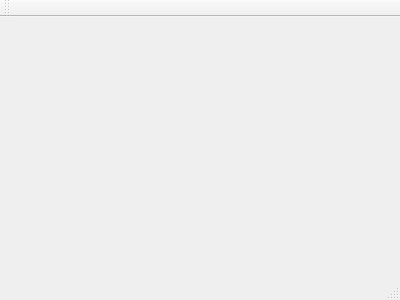
This is mainwindow.ui in Moopsy1/DD as Qt 5 draws it before an edit. The edited form follows.
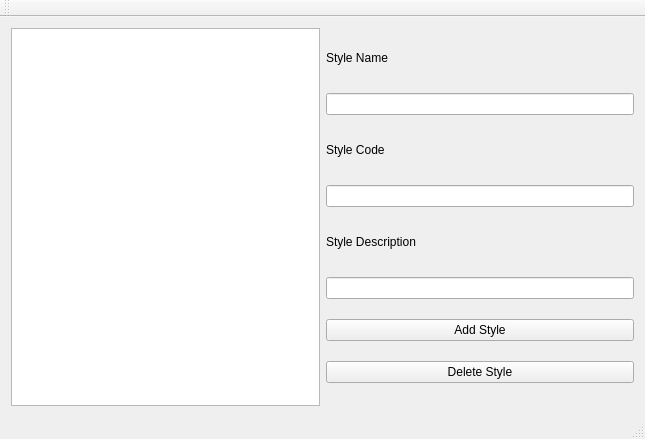
This is the edited form.

The edit to the form file:
```diff
--- a/mainwindow.ui
+++ b/mainwindow.ui
@@ -1,24 +1,140 @@
 <ui version="4.0">
  <class>MainWindow</class>
- <widget class="QMainWindow" name="MainWindow" >
-  <property name="geometry" >
+ <widget class="QMainWindow" name="MainWindow">
+  <property name="geometry">
    <rect>
     <x>0</x>
     <y>0</y>
-    <width>400</width>
-    <height>300</height>
+    <width>645</width>
+    <height>439</height>
    </rect>
   </property>
   <property name="windowTitle" >
    <string>MainWindow</string>
   </property>
-  <widget class="QMenuBar" name="menuBar" />
-  <widget class="QToolBar" name="mainToolBar" />
-  <widget class="QWidget" name="centralWidget" />
-  <widget class="QStatusBar" name="statusBar" />
+  <widget class="QWidget" name="centralWidget">
+   <layout class="QGridLayout" name="gridLayout">
+    <item row="0" column="0">
+     <widget class="QTableView" name="tableView"/>
+    </item>
+    <item row="0" column="1">
+     <layout class="QVBoxLayout" name="verticalLayout">
+      <property name="spacing">
+       <number>5</number>
+      </property>
+      <property name="sizeConstraint">
+       <enum>QLayout::SetDefaultConstraint</enum>
+      </property>
+      <item>
+       <widget class="QLabel" name="label_3">
+        <property name="maximumSize">
+         <size>
+          <width>16777215</width>
+          <height>30</height>
+         </size>
+        </property>
+        <property name="text">
+         <string>Style Name</string>
+        </property>
+       </widget>
+      </item>
+      <item>
+       <widget class="QLineEdit" name="Style_Name"/>
+      </item>
+      <item>
+       <widget class="QLabel" name="label_2">
+        <property name="sizePolicy">
+         <sizepolicy hsizetype="Preferred" vsizetype="MinimumExpanding">
+          <horstretch>0</horstretch>
+          <verstretch>0</verstretch>
+         </sizepolicy>
+        </property>
+        <property name="minimumSize">
+         <size>
+          <width>0</width>
+          <height>0</height>
+         </size>
+        </property>
+        <property name="maximumSize">
+         <size>
+          <width>16777215</width>
+          <height>30</height>
+         </size>
+        </property>
+        <property name="text">
+         <string>Style Code</string>
+        </property>
+       </widget>
+      </item>
+      <item>
+       <widget class="QLineEdit" name="Style_Code"/>
+      </item>
+      <item>
+       <widget class="QLabel" name="label">
+        <property name="sizePolicy">
+         <sizepolicy hsizetype="Preferred" vsizetype="MinimumExpanding">
+          <horstretch>0</horstretch>
+          <verstretch>0</verstretch>
+         </sizepolicy>
+        </property>
+        <property name="maximumSize">
+         <size>
+          <width>16777215</width>
+          <height>30</height>
+         </size>
+        </property>
+        <property name="font">
+         <font>
+          <kerning>true</kerning>
+         </font>
+        </property>
+        <property name="text">
+         <string>Style Description</string>
+        </property>
+       </widget>
+      </item>
+      <item>
+       <widget class="QLineEdit" name="Style_Desc"/>
+      </item>
+      <item>
+       <widget class="QPushButton" name="Add_Style">
+        <property name="text">
+         <string>Add Style</string>
+        </property>
+       </widget>
+      </item>
+      <item>
+       <widget class="QPushButton" name="Del_Style">
+        <property name="text">
+         <string>Delete Style</string>
+        </property>
+       </widget>
+      </item>
+     </layout>
+    </item>
+   </layout>
+  </widget>
+  <widget class="QMenuBar" name="menuBar">
+   <property name="geometry">
+    <rect>
+     <x>0</x>
+     <y>0</y>
+     <width>645</width>
+     <height>21</height>
+    </rect>
+   </property>
+  </widget>
+  <widget class="QToolBar" name="mainToolBar">
+   <attribute name="toolBarArea">
+    <enum>TopToolBarArea</enum>
+   </attribute>
+   <attribute name="toolBarBreak">
+    <bool>false</bool>
+   </attribute>
+  </widget>
+  <widget class="QStatusBar" name="statusBar"/>
  </widget>
- <layoutDefault spacing="6" margin="11" />
- <pixmapfunction></pixmapfunction>
+ <layoutdefault spacing="6" margin="11"/>
  <resources/>
  <connections/>
 </ui>
```
Left out of the diff: 3 changed lines with no effect on the pictures.
